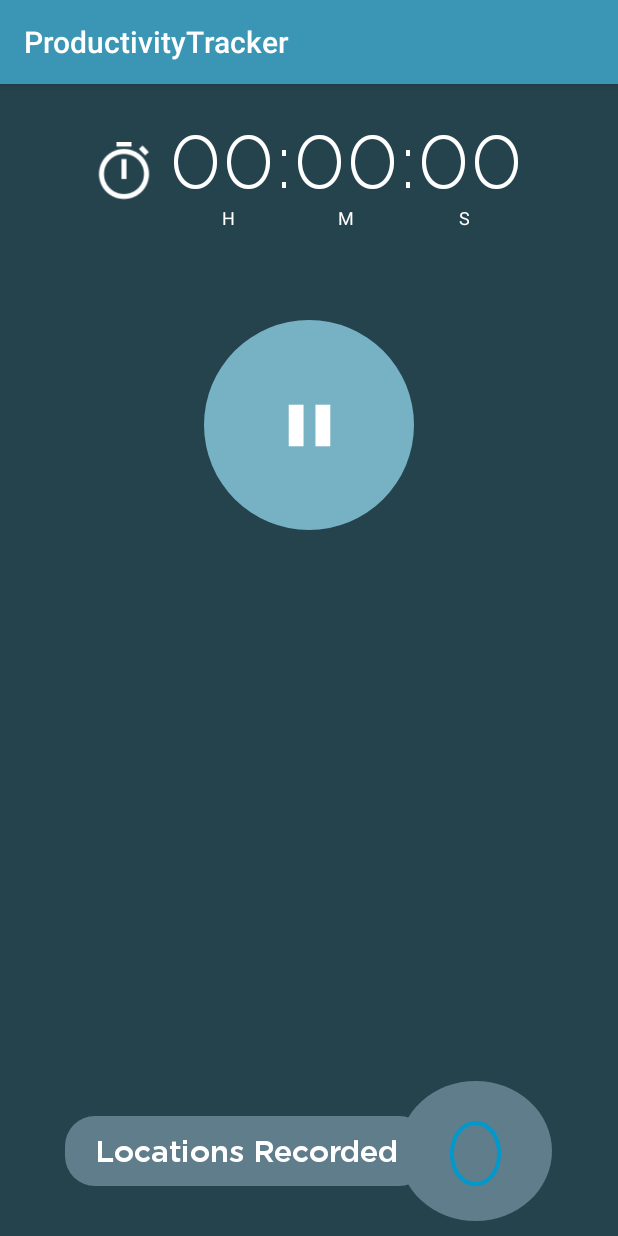
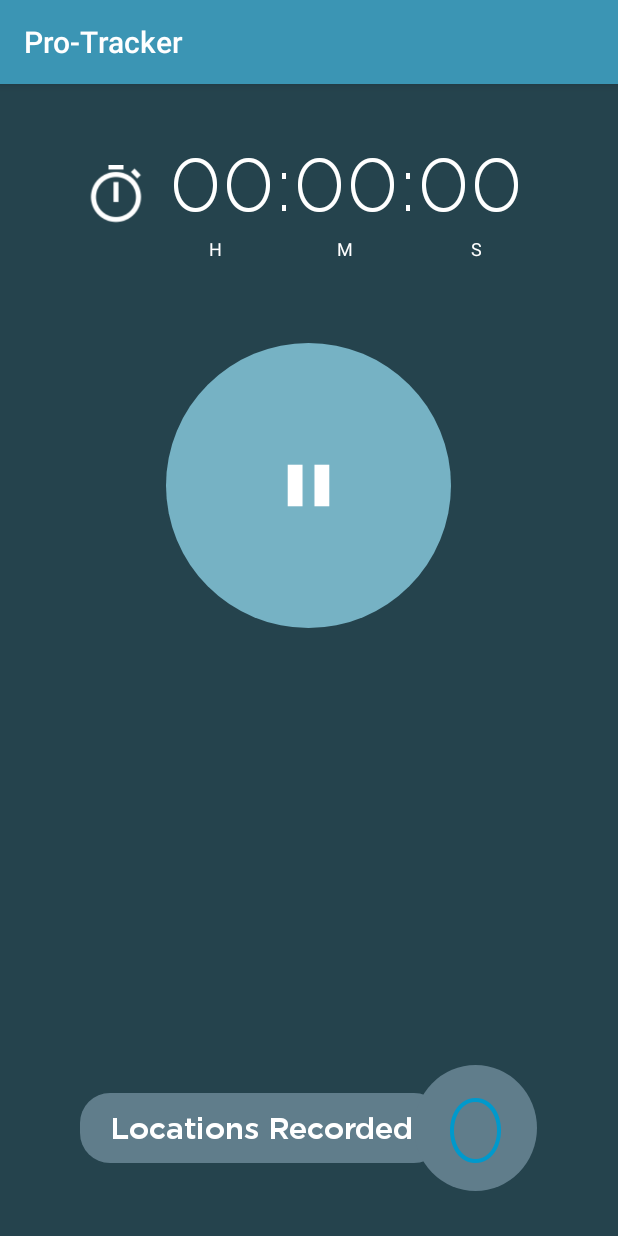
Before and after one commit to andela-cndubisi/checkpoint4, an Android app: the screen it shows after launch (TrackingActivity), after a tap on an icon or button, on a phone screen of 412 x 824 dp. Run offline under Robolectric (Android 15) with nearby library versions, the phone set to English and light mode, and no system bars; 1 statement that could not run was skipped.

Commit message:
Bug fixes with rotation

```diff
--- a/app/src/main/java/checkpoint/andela/com/productivitytracker/fragments/StartFragment.java
+++ b/app/src/main/java/checkpoint/andela/com/productivitytracker/fragments/StartFragment.java
@@ -16,6 +16,7 @@ import android.widget.ImageButton;
 import android.widget.TextView;
 
 import checkpoint.andela.com.productivitytracker.R;
+import checkpoint.andela.com.productivitytracker.TimerService;
 import checkpoint.andela.com.productivitytracker.activities.TrackingActivity;
 import static checkpoint.andela.com.productivitytracker.fragments.SettingsFragment.INTERVAL;
 
@@ -26,7 +27,6 @@ public class StartFragment  extends Fragment implements SettingsFragment.iSettin
     private ImageButton startButton;
     private Button setting;
     private int interval;
-    Toolbar toolbar;
     @Nullable
     @Override
     public View onCreateView(LayoutInflater inflater, ViewGroup container, Bundle savedInstanceState) {
@@ -38,7 +38,6 @@ public class StartFragment  extends Fragment implements SettingsFragment.iSettin
         setting.setTypeface(face);
         startButton.setOnClickListener(onClickListener);
         setting.setOnClickListener(onClickListener);
-        toolbar = (Toolbar) getActivity().findViewById(R.id.toolbar);
         return v;
     }
 
@@ -60,6 +59,9 @@ public class StartFragment  extends Fragment implements SettingsFragment.iSettin
 
     @Override
     public void onStart() {
+        if (TimerService.isRunning){
+            start();
+        }
         SharedPreferences sharedpreferences = PreferenceManager.getDefaultSharedPreferences(getActivity());
         int currentInterval = sharedpreferences.getInt(INTERVAL, 5);
         updateSettings(String.format("%d",currentInterval));
--- a/app/src/main/res/layout/tracking_fragment.xml
+++ b/app/src/main/res/layout/tracking_fragment.xml
@@ -13,12 +13,14 @@
         android:layout_width="wrap_content"
         android:layout_height="wrap_content"
         android:orientation="horizontal"
-        android:layout_centerHorizontal="true"
-        android:layout_marginTop="20dp"
+        android:layout_marginTop="30dp"
+        android:layout_alignParentRight="true"
+        android:layout_alignParentLeft="true"
+        android:layout_alignParentStart="true"
+        android:layout_alignParentEnd="true"
+        android:gravity="center"
         android:id="@+id/timer"
-        android:layout_marginBottom="40dp"
-        android:columnCount="4"
-        android:rowCount="2">
+        android:layout_marginBottom="40dp">
 
         <ImageView
             android:layout_width="50dp"
@@ -36,6 +38,7 @@
     android:layout_height="wrap_content"
     android:text="@string/time"
     android:textSize="50sp"
+        android:padding="5dp"
     android:textColor="@android:color/white"
     android:id="@+id/duration" />
     <LinearLayout
@@ -48,6 +51,7 @@
             android:layout_weight="1"
             android:textColor="@android:color/white"
             android:textSize="12sp"
+            android:paddingRight="10dp"
             android:text="@string/H"
             android:gravity="center" />
         <TextView
@@ -62,6 +66,7 @@
         <TextView
             android:layout_width="0dp"
             android:textSize="12sp"
+            android:paddingLeft="10dp"
             android:layout_height="wrap_content"
             android:textColor="@android:color/white"
             android:text="@string/S"
@@ -82,8 +87,8 @@
 
         <checkpoint.andela.com.productivitytracker.circleprogress.CircleProgressView
             android:id="@+id/circleView"
-            android:layout_width="180dp"
-            android:layout_height="180dp"
+            android:layout_width="2200dp"
+            android:layout_height="220dp"
             CircleProgressView:cpv_barColor="#d3fa35"
             CircleProgressView:cpv_barWidth="15dp"
             CircleProgressView:cpv_contourSize="0dp"
@@ -97,8 +102,8 @@
             CircleProgressView:cpv_unitColor="#009688"/>
 
         <ImageButton
-            android:layout_width="140dp"
-            android:layout_height="140dp"
+            android:layout_width="190dp"
+            android:layout_height="190dp"
             android:background="@drawable/pause_button_background"
             android:src="@drawable/pause"
             android:layout_gravity="center"
@@ -121,7 +126,7 @@
         android:orientation="horizontal"
         android:gravity="center"
         android:layout_alignParentBottom="true"
-        android:layout_marginBottom="10dp"
+        android:layout_marginBottom="30dp"
         >
         <TextView
             android:layout_width="wrap_content"
@@ -142,10 +147,10 @@
             android:layout_width="wrap_content"
             android:layout_height="wrap_content"
             android:id="@+id/number_of_locations"
-            android:paddingLeft="30dp"
-            android:paddingTop="10dp"
-            android:paddingBottom="10dp"
-            android:paddingRight="30dp"
+            android:paddingLeft="20dp"
+            android:paddingTop="5dp"
+            android:paddingBottom="5dp"
+            android:paddingRight="20dp"
             android:background="@drawable/circular_label_background_color"
             android:textSize="60sp"
             android:layout_marginLeft="-20dp"
--- a/app/src/main/res/values/strings.xml
+++ b/app/src/main/res/values/strings.xml
@@ -1,11 +1,10 @@
 <resources>
-    <string name="app_name">ProductivityTracker</string>
+    <string name="app_name">Pro-Tracker</string>
     <string name="record_every">Set Interval</string>
     <string name="default_time">15</string>
     <string name="minutes">Minutes</string>
     <string name="interval">15 minutes</string>
 
-<!-- TODO: Remove or change this placeholder text -->
     <string name="hello_blank_fragment">Hello blank fragment</string>
     <string name="time">00:00:00</string>
     <string name="locations_recorded">Locations Recorded</string>
@@ -17,5 +16,5 @@
     <string name="action_back">back</string>
     <string name="action_history">History</string>
     <string name="action_done">done</string>
-    <string name="button_description">Record Locaiton Every</string>
+    <string name="button_description">Record Location Every</string>
 </resources>
```
Also changed, not shown: app/src/main/java/checkpoint/andela/com/productivitytracker/TimerService.java (+11 -2 lines), app/src/main/java/checkpoint/andela/com/productivitytracker/activities/TrackingActivity.java (+16 -2 lines).
